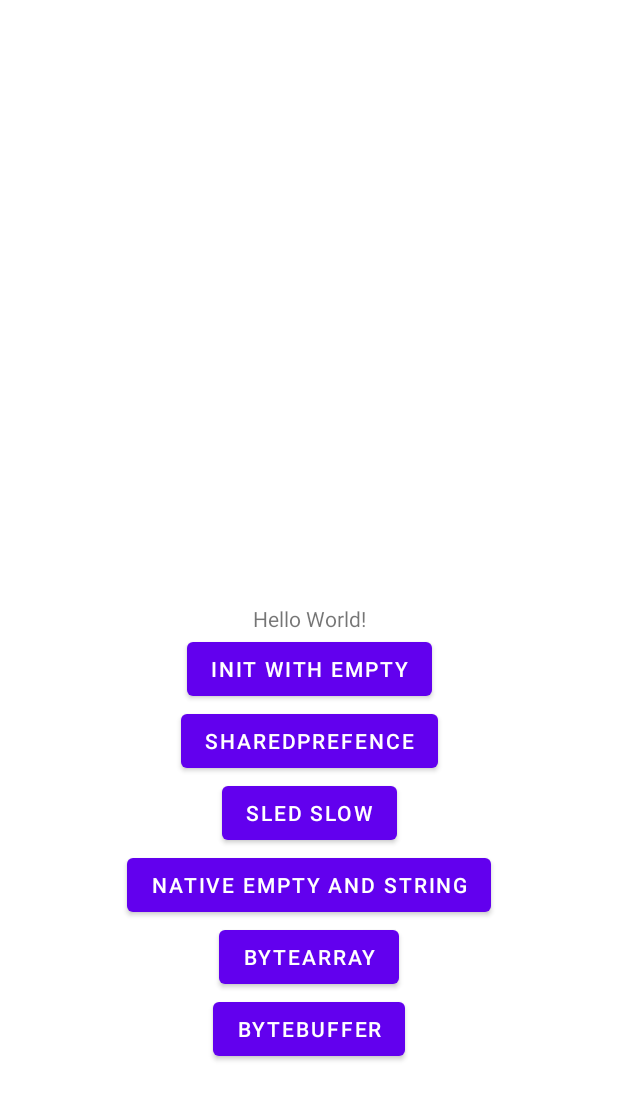
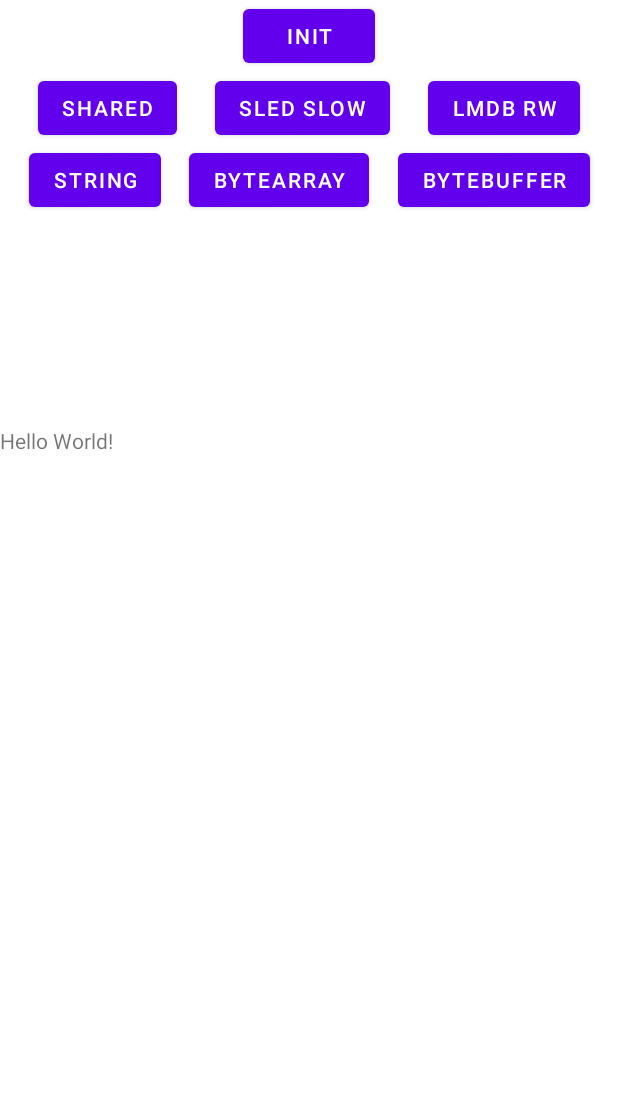
Before and after one commit to gaxxx/KotlinRustProto, an Android app: the layout activity_main.xml on its own in the app's theme, with its tools: preview values and no code run, on a phone screen of 412 x 824 dp. Shown: the top 1100 px of the screen. Run offline under Robolectric (Android 15) with nearby library versions, the phone set to English and light mode, and no system bars.

Commit message:
fix interface, fill error info in Native.Resp

```diff
--- a/app/src/main/res/layout/activity_main.xml
+++ b/app/src/main/res/layout/activity_main.xml
@@ -6,24 +6,17 @@
     android:layout_height="match_parent"
     tools:context=".MainActivity">
 
-    <TextView
-        android:layout_width="wrap_content"
-        android:layout_height="wrap_content"
-        android:id="@+id/text"
-        android:text="Hello World!"
-        app:layout_constraintBottom_toBottomOf="parent"
-        app:layout_constraintLeft_toLeftOf="parent"
-        app:layout_constraintRight_toRightOf="parent"
-        app:layout_constraintTop_toTopOf="parent" />
 
     <Button
         android:layout_width="wrap_content"
         android:layout_height="wrap_content"
         android:id="@+id/init"
-        app:layout_constraintTop_toBottomOf="@+id/text"
-        android:text="Init with Empty"
+        app:layout_constraintTop_toBottomOf="@+id/scroll"
+        android:text="Init"
+        app:layout_constraintVertical_bias="0"
         app:layout_constraintLeft_toLeftOf="parent"
         app:layout_constraintRight_toRightOf="parent"
+        app:layout_constraintTop_toTopOf="parent"
         />
 
 
@@ -31,8 +24,9 @@
         android:layout_width="wrap_content"
         android:layout_height="wrap_content"
         android:id="@+id/button"
+        android:text="Shared"
         app:layout_constraintTop_toBottomOf="@+id/init"
-        android:text="SharedPrefence"
+        app:layout_constraintRight_toLeftOf="@+id/fucking_slow"
         app:layout_constraintLeft_toLeftOf="parent"
         app:layout_constraintRight_toRightOf="parent"
         />
@@ -43,9 +37,20 @@
         android:layout_width="wrap_content"
         android:layout_height="wrap_content"
         android:id="@+id/fucking_slow"
-        app:layout_constraintTop_toBottomOf="@+id/button"
         android:text="Sled Slow"
-        app:layout_constraintLeft_toLeftOf="parent"
+        app:layout_constraintTop_toBottomOf="@+id/init"
+        app:layout_constraintLeft_toRightOf="@+id/button"
+        app:layout_constraintRight_toLeftOf="@+id/lmdb"
+        app:layout_constraintRight_toRightOf="parent"
+        />
+
+    <Button
+        android:layout_width="wrap_content"
+        android:layout_height="wrap_content"
+        android:id="@+id/lmdb"
+        android:text="Lmdb Rw"
+        app:layout_constraintLeft_toRightOf="@+id/fucking_slow"
+        app:layout_constraintTop_toBottomOf="@+id/init"
         app:layout_constraintRight_toRightOf="parent"
         />
 
@@ -53,33 +58,48 @@
         android:layout_width="wrap_content"
         android:layout_height="wrap_content"
         android:id="@+id/button2"
-        app:layout_constraintTop_toBottomOf="@+id/fucking_slow"
-        android:text="Native Empty and String"
+        android:text="String"
+        app:layout_constraintTop_toBottomOf="@+id/lmdb"
         app:layout_constraintLeft_toLeftOf="parent"
-        app:layout_constraintRight_toRightOf="parent"
+        app:layout_constraintRight_toLeftOf="@+id/button3"
         />
 
     <Button
         android:layout_width="wrap_content"
         android:layout_height="wrap_content"
         android:id="@+id/button3"
-        app:layout_constraintTop_toBottomOf="@+id/button2"
+        app:layout_constraintTop_toBottomOf="@+id/lmdb"
         android:text="ByteArray"
-        app:layout_constraintLeft_toLeftOf="parent"
-        app:layout_constraintRight_toRightOf="parent"
+        app:layout_constraintLeft_toRightOf="@+id/button2"
+        app:layout_constraintRight_toLeftOf="@+id/button4"
         />
 
     <Button
         android:layout_width="wrap_content"
         android:layout_height="wrap_content"
         android:id="@+id/button4"
-        app:layout_constraintTop_toBottomOf="@+id/button3"
+        app:layout_constraintTop_toBottomOf="@+id/lmdb"
         android:text="ByteBuffer"
-        app:layout_constraintLeft_toLeftOf="parent"
+        app:layout_constraintLeft_toRightOf="@+id/button3"
         app:layout_constraintRight_toRightOf="parent"
         />
 
-
-
+    <ScrollView
+        android:orientation="vertical"
+        android:layout_width="match_parent"
+        android:id="@+id/scroll"
+        android:layout_height="400dp"
+        app:layout_constraintBottom_toBottomOf="parent"
+        app:layout_constraintLeft_toLeftOf="parent"
+        app:layout_constraintRight_toRightOf="parent"
+        app:layout_constraintTop_toBottomOf="@+id/button4"
+        >
+        <TextView
+            android:layout_width="match_parent"
+            android:layout_height="match_parent"
+            android:id="@+id/text"
+            android:text="Hello World!"
+            />
+    </ScrollView>
 
 </androidx.constraintlayout.widget.ConstraintLayout>
```
Also changed, not shown: app/src/main/java/com/linkedin/android/kotinrustproto/MainActivity.kt (+41 -10 lines), rsdroid/src/main/java/com/linkedin/android/rsdroid/RustCore.kt (+5 -5 lines), 7 other files.
